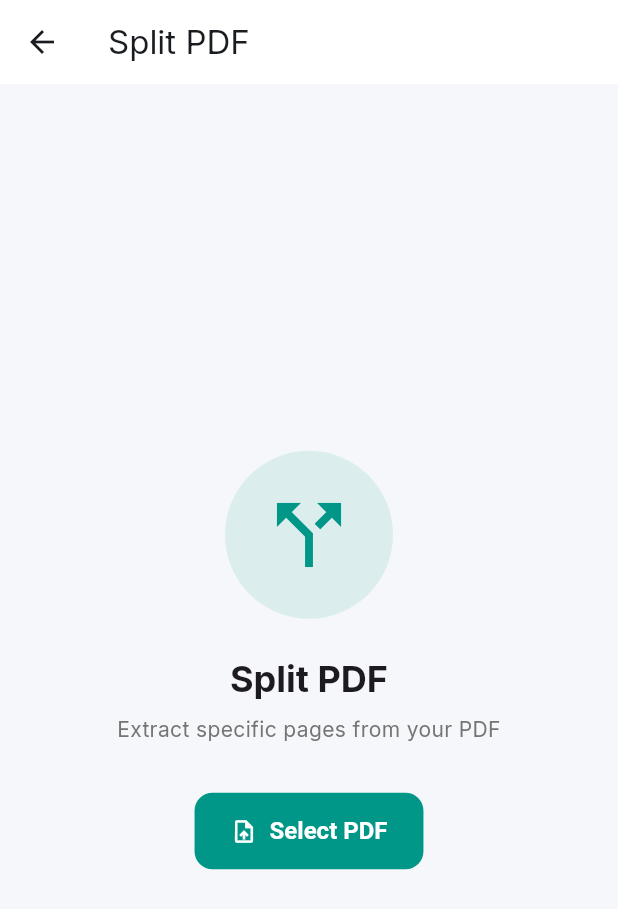
After one commit to hemantrajsen/MintPDF-App, a Flutter app: the SplitPdfScreen screen opened directly, after a tap on "Select PDF", on a phone screen of 412 x 824 dp. The commit adds this screen. Shown: the top 909 px of the screen. Run offline on Flutter 3.47's test engine with Material 3 defaults, Android fonts, the phone set to English and light mode, and no system bars; our stand-ins replace file_picker, flutter_riverpod, google_fonts, image_picker, open_file, reorderable_grid_view and 1 more; missing offline and left inert: pdf_render, syncfusion_flutter_pdf.

Commit message:
Added Split PDF feature

```diff
--- /dev/null
+++ b/lib/features/pdf_processing/presentation/split_pdf_controller.dart
@@ -0,0 +1,109 @@
+import 'dart:io';
+import 'package:flutter_riverpod/flutter_riverpod.dart';
+import 'package:file_picker/file_picker.dart';
+import 'package:mintpdf/features/pdf_processing/data/providers.dart';
+import 'package:pdf_render/pdf_render.dart';
+
+class SplitPdfState {
+  final bool isLoading;
+  final bool isProcessing;
+  final File? selectedFile;
+  final int? pageCount;
+  final File? extractedPdf;
+  final String? error;
+
+  const SplitPdfState({
+    this.isLoading = false,
+    this.isProcessing = false,
+    this.selectedFile,
+    this.pageCount,
+    this.extractedPdf,
+    this.error,
+  });
+
+  SplitPdfState copyWith({
+    bool? isLoading,
+    bool? isProcessing,
+    File? selectedFile,
+    int? pageCount,
+    File? extractedPdf,
+    String? error,
+  }) {
+    return SplitPdfState(
+      isLoading: isLoading ?? this.isLoading,
+      isProcessing: isProcessing ?? this.isProcessing,
+      selectedFile: selectedFile ?? this.selectedFile,
+      pageCount: pageCount ?? this.pageCount,
+      extractedPdf: extractedPdf ?? this.extractedPdf,
+      error: error,
+    );
+  }
+}
+
+class SplitPdfNotifier extends StateNotifier<SplitPdfState> {
+  final Ref ref;
+
+  SplitPdfNotifier(this.ref) : super(const SplitPdfState());
+
+  Future<void> pickFile() async {
+    try {
+      state = state.copyWith(isLoading: true, error: null);
+
+      final result = await FilePicker.platform.pickFiles(
+        type: FileType.custom,
+        allowedExtensions: ['pdf'],
+        allowMultiple: false,
+      );
+
+      if (result != null && result.files.single.path != null) {
+        final file = File(result.files.single.path!);
+
+        // Get page count using pdf_render
+        final doc = await PdfDocument.openFile(file.path);
+        final count = doc.pageCount;
+        doc.dispose();
+
+        state = state.copyWith(
+          isLoading: false,
+          selectedFile: file,
+          pageCount: count,
+          extractedPdf: null,
+        );
+      } else {
+        state = state.copyWith(isLoading: false);
+      }
+    } catch (e) {
+      state = state.copyWith(
+        isLoading: false,
+        error: "Failed to pick file: $e",
+      );
+    }
+  }
+
+  void clearFile() {
+    state = const SplitPdfState();
+  }
+
+  Future<void> extractPages(String range) async {
+    if (state.selectedFile == null) return;
+
+    try {
+      state = state.copyWith(isProcessing: true, error: null);
+
+      final repository = ref.read(pdfRepositoryProvider);
+      final result = await repository.splitPdf(state.selectedFile!, range);
+
+      state = state.copyWith(isProcessing: false, extractedPdf: result);
+    } catch (e) {
+      state = state.copyWith(
+        isProcessing: false,
+        error: "Failed to split PDF: $e",
+      );
+    }
+  }
+}
+
+final splitPdfProvider =
+    StateNotifierProvider.autoDispose<SplitPdfNotifier, SplitPdfState>((ref) {
+      return SplitPdfNotifier(ref);
+    });
--- /dev/null
+++ b/lib/features/pdf_processing/presentation/split_pdf_screen.dart
@@ -0,0 +1,217 @@
+import 'dart:io';
+import 'package:flutter/material.dart';
+import 'package:flutter_riverpod/flutter_riverpod.dart';
+import 'package:mintpdf/core/theme/app_colors.dart';
+import 'package:open_file/open_file.dart';
+import 'package:share_plus/share_plus.dart';
+import 'split_pdf_controller.dart';
+
+class SplitPdfScreen extends ConsumerStatefulWidget {
+  const SplitPdfScreen({super.key});
+
+  @override
+  ConsumerState<SplitPdfScreen> createState() => _SplitPdfScreenState();
+}
+
+class _SplitPdfScreenState extends ConsumerState<SplitPdfScreen> {
+  final TextEditingController _rangeController = TextEditingController();
+
+  @override
+  void dispose() {
+    _rangeController.dispose();
+    super.dispose();
+  }
+
+  @override
+  Widget build(BuildContext context) {
+    final state = ref.watch(splitPdfProvider);
+    final controller = ref.read(splitPdfProvider.notifier);
+
+    ref.listen(splitPdfProvider, (previous, next) {
+      if (next.error != null && previous?.error != next.error) {
+        ScaffoldMessenger.of(context).showSnackBar(
+          SnackBar(
+            content: Text(next.error!),
+            backgroundColor: AppColors.error,
+          ),
+        );
+      }
+      if (next.extractedPdf != null &&
+          previous?.extractedPdf != next.extractedPdf) {
+        _showSuccessDialog(context, next.extractedPdf!);
+      }
+    });
+
+    return Scaffold(
+      appBar: AppBar(
+        title: const Text('Split PDF'),
+        actions: [
+          if (state.selectedFile != null)
+            IconButton(
+              icon: const Icon(Icons.refresh),
+              onPressed: () {
+                controller.clearFile();
+                _rangeController.clear();
+              },
+            ),
+        ],
+      ),
+      body: state.selectedFile == null
+          ? _buildEmptyState(context, controller, state)
+          : _buildSplitView(context, state, controller),
+    );
+  }
+
+  Widget _buildEmptyState(
+    BuildContext context,
+    SplitPdfNotifier controller,
+    SplitPdfState state,
+  ) {
+    return Center(
+      child: Padding(
+        padding: const EdgeInsets.all(24.0),
+        child: Column(
+          mainAxisAlignment: MainAxisAlignment.center,
+          children: [
+            Container(
+              padding: const EdgeInsets.all(24),
+              decoration: BoxDecoration(
+                color: Colors.teal.withOpacity(0.1),
+                shape: BoxShape.circle,
+              ),
+              child: const Icon(Icons.call_split, size: 64, color: Colors.teal),
+            ),
+            const SizedBox(height: 24),
+            Text(
+              'Split PDF',
+              style: Theme.of(
+                context,
+              ).textTheme.headlineSmall?.copyWith(fontWeight: FontWeight.bold),
+            ),
+            const SizedBox(height: 8),
+            Text(
+              'Extract specific pages from your PDF',
+              style: TextStyle(color: Colors.grey[600]),
+              textAlign: TextAlign.center,
+            ),
+            const SizedBox(height: 32),
+            FilledButton.icon(
+              onPressed: state.isLoading ? null : () => controller.pickFile(),
+              icon: state.isLoading
+                  ? const SizedBox(
+                      width: 20,
+                      height: 20,
+                      child: CircularProgressIndicator(
+                        strokeWidth: 2,
+                        color: Colors.white,
+                      ),
+                    )
+                  : const Icon(Icons.upload_file),
+              label: Text(state.isLoading ? 'Loading...' : 'Select PDF'),
+              style: FilledButton.styleFrom(backgroundColor: Colors.teal),
+            ),
+          ],
+        ),
+      ),
+    );
+  }
+
+  Widget _buildSplitView(
+    BuildContext context,
+    SplitPdfState state,
+    SplitPdfNotifier controller,
+  ) {
+    return SingleChildScrollView(
+      padding: const EdgeInsets.all(16),
+      child: Column(
+        crossAxisAlignment: CrossAxisAlignment.stretch,
+        children: [
+          Card(
+            child: ListTile(
+              leading: const Icon(Icons.picture_as_pdf, color: Colors.red),
+              title: Text(state.selectedFile!.path.split('/').last),
+              subtitle: Text('${state.pageCount} Pages'),
+              trailing: IconButton(
+                icon: const Icon(Icons.close),
+                onPressed: () {
+                  controller.clearFile();
+                  _rangeController.clear();
+                },
+              ),
+            ),
+          ),
+          const SizedBox(height: 24),
+          const Text(
+            "Enter Page Range",
+            style: TextStyle(fontWeight: FontWeight.bold, fontSize: 16),
+          ),
+          const SizedBox(height: 8),
+          TextField(
+            controller: _rangeController,
+            decoration: const InputDecoration(
+              hintText: "e.g. 1-5, 8, 11-13",
+              border: OutlineInputBorder(),
+              helperText: "Use commas for single pages and hyphens for ranges",
+            ),
+            keyboardType: TextInputType.datetime, // Shows numbers and symbols
+          ),
+          const SizedBox(height: 32),
+          FilledButton(
+            onPressed: state.isProcessing
+                ? null
+                : () {
+                    if (_rangeController.text.isEmpty) {
+                      ScaffoldMessenger.of(context).showSnackBar(
+                        const SnackBar(
+                          content: Text("Please enter a page range"),
+                        ),
+                      );
+                      return;
+                    }
+                    controller.extractPages(_rangeController.text);
+                  },
+            style: FilledButton.styleFrom(
+              backgroundColor: Colors.teal,
+              padding: const EdgeInsets.all(16),
+            ),
+            child: state.isProcessing
+                ? const SizedBox(
+                    width: 24,
+                    height: 24,
+                    child: CircularProgressIndicator(color: Colors.white),
+                  )
+                : const Text("Extract Pages"),
+          ),
+        ],
+      ),
+    );
+  }
+
+  void _showSuccessDialog(BuildContext context, File file) {
+    showDialog(
+      context: context,
+      builder: (context) => AlertDialog(
+        title: const Text("Success!"),
+        content: const Text("Pages extracted successfully."),
+        actions: [
+          TextButton(
+            onPressed: () => Navigator.pop(context),
+            child: const Text("Close"),
+          ),
+          TextButton(
+            onPressed: () {
+              Share.shareXFiles([XFile(file.path)]);
+            },
+            child: const Text("Share"),
+          ),
+          FilledButton(
+            onPressed: () {
+              OpenFile.open(file.path);
+            },
+            child: const Text("Open"),
+          ),
+        ],
+      ),
+    );
+  }
+}
```
Also changed, not shown: lib/features/home/presentation/home_screen.dart (+9 -2 lines), lib/features/pdf_processing/data/pdf_repository.dart (+76 -0 lines).
